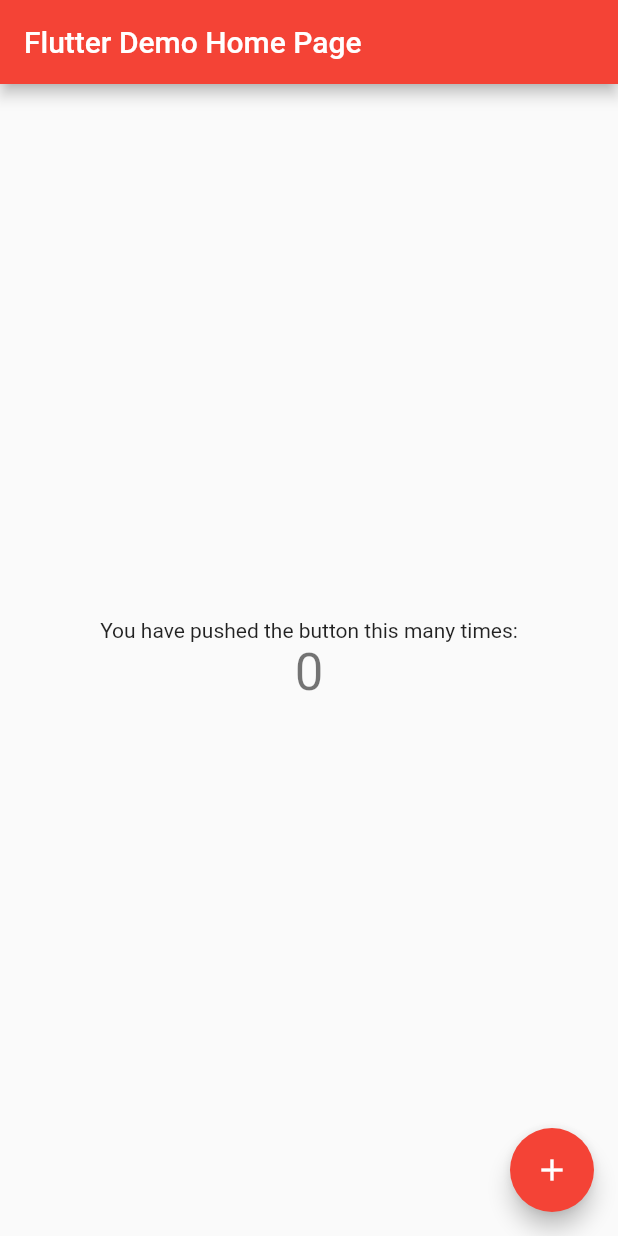
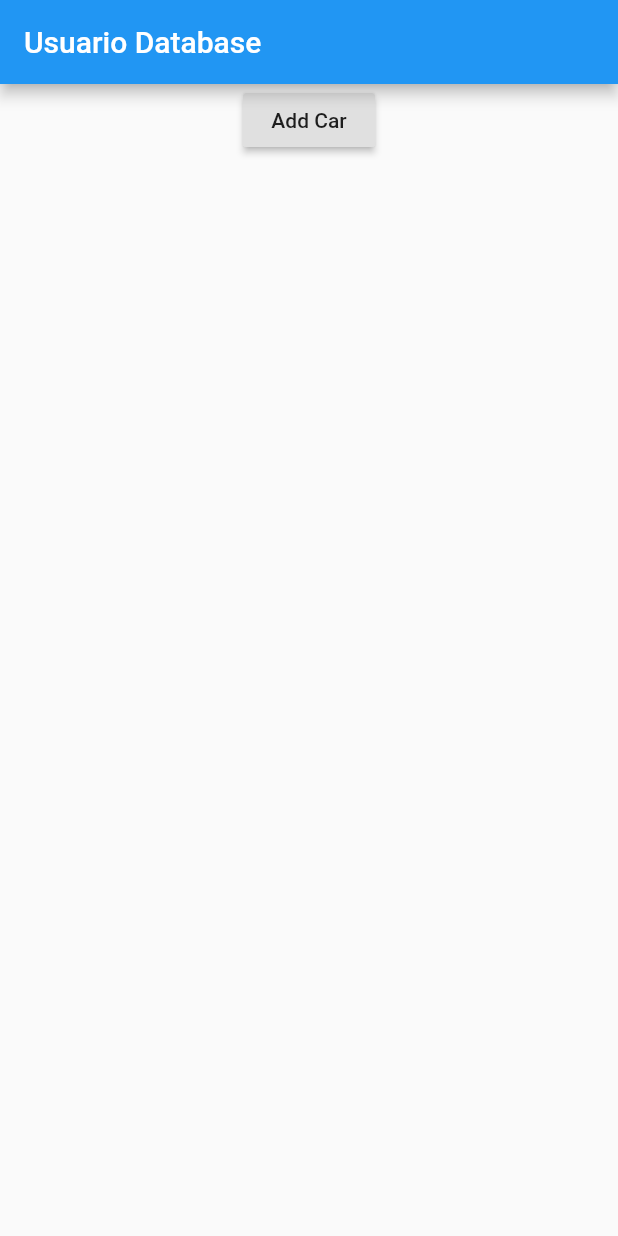
Before and after one commit to BrunoPeron/notifyMe, a Flutter app: the screen it shows after launch, on a phone screen of 412 x 824 dp. Run offline on Flutter 3.47's test engine with Material 2 defaults, Android fonts, the phone set to English and light mode, and no system bars; our stand-ins replace sqflite; accounts and stored records are empty.

Commit message:
cadastro de usuario

```diff
--- /dev/null
+++ b/lib/app.dart
@@ -0,0 +1,16 @@
+import 'package:flutter/material.dart';
+import 'package:projeto_app/main_page.dart';
+
+class App extends StatelessWidget {
+  @override
+  Widget build(BuildContext context) {
+    return MaterialApp(
+      home: Scaffold(
+        appBar: AppBar(
+          title: Text('Usuario Database'),
+        ),
+        body: MainPage(),
+      ),
+    );
+  }
+}
--- /dev/null
+++ b/lib/database/UsuarioDatabase.dart
@@ -0,0 +1,97 @@
+import 'dart:io';
+import 'package:path_provider/path_provider.dart';
+import 'package:sqflite/sqflite.dart';
+import 'package:projeto_app/models/Usuario.dart';
+import 'dart:async';
+import 'package:path/path.dart';
+
+class UsuarioDatabase {
+  static final UsuarioDatabase _instance = UsuarioDatabase._();
+  static Database _database;
+
+  UsuarioDatabase._();
+
+  factory UsuarioDatabase() {
+    return _instance;
+  }
+
+  Future<Database> get db async {
+    if (_database != null) {
+      return _database;
+    }
+    _database = await init();
+
+    return _database;
+  }
+
+  Future<Database> init() async {
+    Directory directory = await getApplicationDocumentsDirectory();
+    String dbPath = join(directory.path, 'database.db');
+    var database = openDatabase(dbPath, version: 1, onCreate: _onCreate, onUpgrade: _onUpgrade);
+
+    return database;
+  }
+
+  void _onCreate(Database db, int version) {
+    db.execute('''
+    CREATE TABLE usuario(
+      id INTEGER PRIMARY KEY AUTOINCREMENT,
+      nome TEXT,
+      imageUrl TEXT,
+      email TEXT,
+      senha TEXT)
+  ''');
+    print("Database was created!");
+  }
+
+  void _onUpgrade(Database db, int oldVersion, int newVersion) {
+    // Run migration according database versions
+  }
+
+  Future<int> addUsuario(Usuario usuario) async {
+    var client = await db;
+    return client.insert('usuario', usuario.toMapForDb(), conflictAlgorithm: ConflictAlgorithm.replace);
+  }
+
+  Future<Usuario> fetchUsuario(int id) async {
+    var client = await db;
+    final Future<List<Map<String, dynamic>>> futureMaps = client.query('usuario', where: 'id = ?', whereArgs: [id]);
+    var maps = await futureMaps;
+
+    if (maps.length != 0) {
+      return Usuario.fromDb(maps.first);
+    }
+
+    return null;
+  }
+
+  Future<List<Usuario>> fetchAll() async {
+    var client = await db;
+    var res = await client.query('usuario');
+
+    if (res.isNotEmpty) {
+      var usuarios = res.map((usuarioMap) => Usuario.fromDb(usuarioMap)).toList();
+      return usuarios;
+    }
+    return [];
+  }
+
+  Future<int> updateUsuario(Usuario newUsuario) async {
+    var client = await db;
+    return client.update('usuario', newUsuario.toMapForDb(),
+        where: 'id = ?', whereArgs: [newUsuario.id], conflictAlgorithm: ConflictAlgorithm.replace);
+  }
+
+  Future<void> removeUsuario(int id) async {
+    var client = await db;
+    return client.delete('usuario', where: 'id = ?', whereArgs: [id]);
+  }
+
+  Future closeDb() async {
+    var client = await db;
+    client.close();
+  }
+
+
+
+}
--- a/lib/main.dart
+++ b/lib/main.dart
@@ -1,117 +1,3 @@
 import 'package:flutter/material.dart';
-
-void main() {
-  runApp(MyApp());
-}
-
-class MyApp extends StatelessWidget {
-  // This widget is the root of your application.
-  @override
-  Widget build(BuildContext context) {
-    return MaterialApp(
-      title: 'Flutter Demo',
-      theme: ThemeData(
-        // This is the theme of your application.
-        //
-        // Try running your application with "flutter run". You'll see the
-        // application has a blue toolbar. Then, without quitting the app, try
-        // changing the primarySwatch below to Colors.green and then invoke
-        // "hot reload" (press "r" in the console where you ran "flutter run",
-        // or simply save your changes to "hot reload" in a Flutter IDE).
-        // Notice that the counter didn't reset back to zero; the application
-        // is not restarted.
-        primarySwatch: Colors.red,
-        // This makes the visual density adapt to the platform that you run
-        // the app on. For desktop platforms, the controls will be smaller and
-        // closer together (more dense) than on mobile platforms.
-        visualDensity: VisualDensity.adaptivePlatformDensity,
-      ),
-      home: MyHomePage(title: 'Flutter Demo Home Page'),
-    );
-  }
-}
-
-class MyHomePage extends StatefulWidget {
-  MyHomePage({Key key, this.title}) : super(key: key);
-
-  // This widget is the home page of your application. It is stateful, meaning
-  // that it has a State object (defined below) that contains fields that affect
-  // how it looks.
-
-  // This class is the configuration for the state. It holds the values (in this
-  // case the title) provided by the parent (in this case the App widget) and
-  // used by the build method of the State. Fields in a Widget subclass are
-  // always marked "final".
-
-  final String title;
-
-  @override
-  _MyHomePageState createState() => _MyHomePageState();
-}
-
-class _MyHomePageState extends State<MyHomePage> {
-  int _counter = 0;
-
-  void _incrementCounter() {
-    setState(() {
-      // This call to setState tells the Flutter framework that something has
-      // changed in this State, which causes it to rerun the build method below
-      // so that the display can reflect the updated values. If we changed
-      // _counter without calling setState(), then the build method would not be
-      // called again, and so nothing would appear to happen.
-      _counter++;
-    });
-  }
-
-  @override
-  Widget build(BuildContext context) {
-    // This method is rerun every time setState is called, for instance as done
-    // by the _incrementCounter method above.
-    //
-    // The Flutter framework has been optimized to make rerunning build methods
-    // fast, so that you can just rebuild anything that needs updating rather
-    // than having to individually change instances of widgets.
-    return Scaffold(
-      appBar: AppBar(
-        // Here we take the value from the MyHomePage object that was created by
-        // the App.build method, and use it to set our appbar title.
-        title: Text(widget.title),
-      ),
-      body: Center(
-        // Center is a layout widget. It takes a single child and positions it
-        // in the middle of the parent.
-        child: Column(
-          // Column is also a layout widget. It takes a list of children and
-          // arranges them vertically. By default, it sizes itself to fit its
-          // children horizontally, and tries to be as tall as its parent.
-          //
-          // Invoke "debug painting" (press "p" in the console, choose the
-          // "Toggle Debug Paint" action from the Flutter Inspector in Android
-          // Studio, or the "Toggle Debug Paint" command in Visual Studio Code)
-          // to see the wireframe for each widget.
-          //
-          // Column has various properties to control how it sizes itself and
-          // how it positions its children. Here we use mainAxisAlignment to
-          // center the children vertically; the main axis here is the vertical
-          // axis because Columns are vertical (the cross axis would be
-          // horizontal).
-          mainAxisAlignment: MainAxisAlignment.center,
-          children: <Widget>[
-            Text(
-              'You have pushed the button this many times:',
-            ),
-            Text(
-              '$_counter',
-              style: Theme.of(context).textTheme.headline4,
-            ),
-          ],
-        ),
-      ),
-      floatingActionButton: FloatingActionButton(
-        onPressed: _incrementCounter,
-        tooltip: 'Increment',
-        child: Icon(Icons.add),
-      ), // This trailing comma makes auto-formatting nicer for build methods.
-    );
-  }
-}
+import 'package:projeto_app/app.dart';
+void main() => runApp(App());
--- /dev/null
+++ b/lib/main_page.dart
@@ -0,0 +1,127 @@
+import 'package:flutter/material.dart';
+import 'package:projeto_app/database/UsuarioDatabase.dart';
+import 'package:projeto_app/models/Usuario.dart';
+
+class MainPage extends StatefulWidget {
+  @override
+  State<StatefulWidget> createState() {
+    return MainPageState();
+  }
+}
+
+class MainPageState extends State<MainPage> {
+  final db = UsuarioDatabase();
+  List<Usuario> usuario = [];
+
+  @override
+  void initState() {
+    super.initState();
+    setupList();
+  }
+
+  @override
+  Widget build(BuildContext context) {
+    return Container(
+      alignment: Alignment.topCenter,
+      child: Column(
+        children: <Widget>[
+          _buildAddButton(),
+          _buildCarList(usuario),
+        ],
+      ),
+    );
+  }
+
+  Widget _buildCarList(List<Usuario> userlist) {
+    return Expanded(
+      child: ListView.builder(
+        padding: EdgeInsets.all(10.0),
+        itemCount: userlist.length,
+        itemBuilder: (BuildContext context, int index) {
+          return Row(
+            children: <Widget>[
+              Expanded(
+                child: Column(
+                  children: <Widget>[
+                    Text('Id'),
+                    Text(userlist[index].id.toString()),
+                  ],
+                ),
+              ),
+              Expanded(
+                child: Column(
+                  children: <Widget>[
+                    Text('nome'),
+                    Text(userlist[index].nome),
+                  ],
+                ),
+              ),
+              Expanded(
+                child: Column(
+                  children: <Widget>[
+                    Text('email'),
+                    Text(userlist[index].email.toString()),
+                  ],
+                ),
+              ),
+              Expanded(
+                child: Column(
+                  children: <Widget>[
+                    Text('senha'),
+                    Text(userlist[index].senha.toString()),
+                  ],
+                ),
+              ),
+              Expanded(
+                child: Column(
+                  children: <Widget>[
+                    Text('imageUrl'),
+                    Text(userlist[index].imageUrl.toString()),
+                  ],
+                ),
+              ),
+              Expanded(
+                child: IconButton(
+                  icon: Icon(Icons.delete),
+                  onPressed: () {
+                    onDelete(userlist[index].id);
+                  },
+                ),
+              )
+            ],
+          );
+        },
+      ),
+    );
+  }
+
+  Widget _buildAddButton() {
+    return RaisedButton(
+      child: Text('Add Car'),
+      onPressed: () {
+        onPressed();
+      },
+    );
+  }
+
+  onDelete(int id) async {
+    await db.removeUsuario(id);
+    db.fetchAll().then((usuarioDb) => usuario = usuarioDb);
+    setState(() {});
+  }
+
+  void onPressed() async {
+    var usuario = new Usuario.random();
+    await db.addUsuario(usuario);
+    setupList();
+  }
+
+  void setupList() async {
+    var _usuarios = await db.fetchAll();
+    print(_usuarios);
+
+    setState(() {
+      usuario = _usuarios;
+    });
+  }
+}
--- /dev/null
+++ b/lib/models/Usuario.dart
@@ -0,0 +1,40 @@
+import 'dart:math';
+import 'package:meta/meta.dart';
+class Usuario {
+  @required
+  final int id;
+  @required
+  final String nome;
+  @required
+  final String email;
+  @required
+  final String senha;
+  @required
+  final String imageUrl;
+
+  Usuario({this.id, this.nome, this.email, this.senha, this.imageUrl});
+
+  Usuario.random()
+      : this.id = null,
+        this.nome = 'nome ',
+        this.email = 'email ',
+        this.senha = 'senha a',
+        this.imageUrl = 'image ';
+
+  Usuario.fromDb(Map<String, dynamic> map)
+      : id = map['id'],
+        nome = map['nome'],
+        email = map['email'],
+        senha = map['senha'],
+        imageUrl = map['imageUrl'];
+
+  Map<String, dynamic> toMapForDb() {
+    var map = Map<String, dynamic>();
+    map['id'] = id;
+    map['nome'] = nome;
+    map['email'] = email;
+    map['senha'] = senha;
+    map['imageUrl'] = imageUrl;
+    return map;
+  }
+}
--- a/pubspec.yaml
+++ b/pubspec.yaml
@@ -23,6 +23,8 @@ environment:
 dependencies:
   flutter:
     sdk: flutter
+  sqflite: ^1.1.0
+  path_provider: ^0.5.0+1
 
 
   # The following adds the Cupertino Icons font to your application.
```
Also changed, not shown: pubspec.lock, 1 other file.
